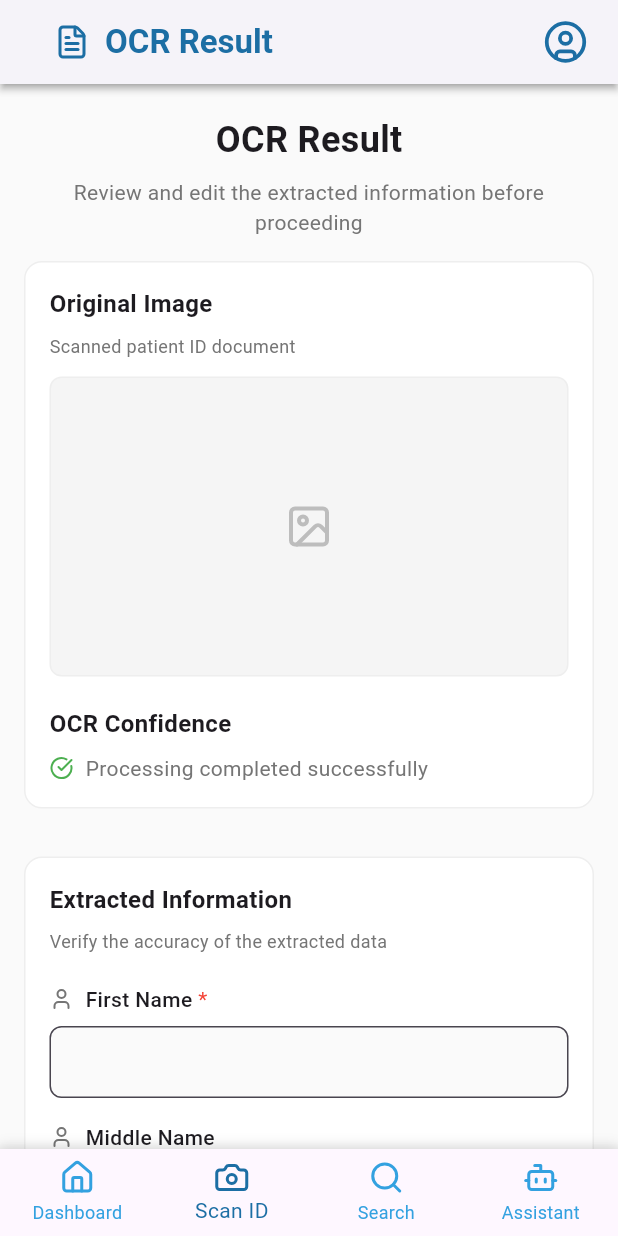
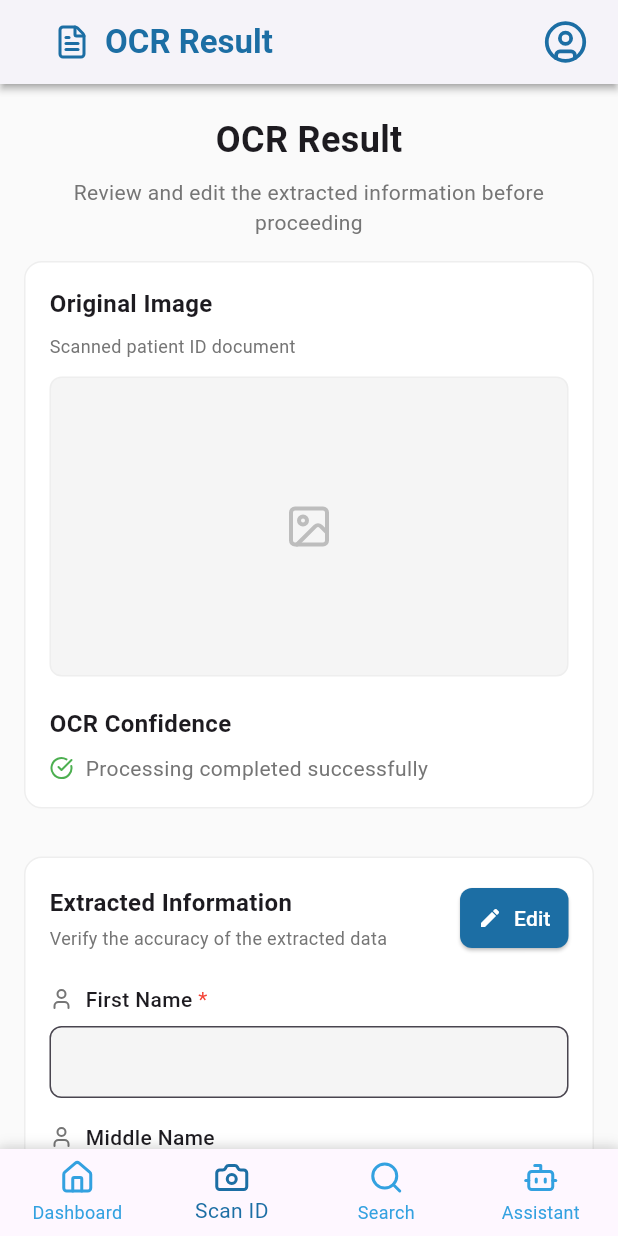
Before and after one commit to itsme-Gen/MedIScan-Flutter, a Flutter app: the OrcResultWithNav screen opened directly, on a phone screen of 412 x 824 dp. Run offline on Flutter 3.47's test engine with Material 3 defaults, Android fonts, the phone set to English and light mode, and no system bars; our stand-ins replace flutter_lucide, image_picker, shared_preferences; accounts and stored records are empty.

Commit message:
integrate the cnn model and ocr

```diff
--- a/lib/api/authentication.dart
+++ b/lib/api/authentication.dart
@@ -4,7 +4,7 @@ import 'package:shared_preferences/shared_preferences.dart';
 
 
 class AuthService {
-  static const String baseUrl = 'http://10.172.22.240:8000';
+  static const String baseUrl = 'http://10.68.118.26:8000';
 
   /// Login user with email and password
   Future<Map<String, dynamic>> login(String email, String password) async {
--- a/lib/api/id_classifier_api.dart
+++ b/lib/api/id_classifier_api.dart
@@ -1,11 +1,11 @@
-// lib/api/id_classifier_api.dart
+
 import 'dart:convert';
 import 'dart:io';
 import 'package:http/http.dart' as http;
 
 class IdClassifierApi {
   //Replace this with your local IP or deployed server IP
-  static const String _baseUrl = "http://10.172.22.240:5050";
+  static const String _baseUrl = "http://10.68.118.26:5050";
 
   /// Sends an image to the Flask /classify endpoint
   static Future<Map<String, dynamic>> classifyId(File imageFile) async {
--- a/lib/api/philid_api.dart
+++ b/lib/api/philid_api.dart
@@ -4,7 +4,7 @@ import 'package:http/http.dart' as http;
 
 class PhilIdApi {
   // Replace with your Flask server IP (not localhost if using emulator)
-  static const String baseUrl = "http://10.172.22.240:5000"; // your Flask server IP
+  static const String baseUrl = "http://10.68.118.26:5000"; // your Flask server IP
 
   /// Uploads the PhilID image to Flask for OCR extraction
   static Future<Map<String, dynamic>> extractInfo(File imageFile) async {
--- a/lib/api/register.dart
+++ b/lib/api/register.dart
@@ -2,7 +2,7 @@ import 'dart:convert';
 import 'package:http/http.dart' as http;
 
 class RegisterService {
-  final String baseUrl = 'http://10.172.22.240:8000';
+  final String baseUrl = 'http://10.68.118.26:8000';
 
   Future<Map<String, dynamic>> registerUser({
     required String firstName,
--- a/lib/screens/ORC_Result.dart
+++ b/lib/screens/ORC_Result.dart
@@ -7,7 +7,7 @@ import 'package:medi_scan_mobile/widget/bottomNav.dart';
 
 class OrcResultWithNav extends StatelessWidget {
   final File? imageFile;
-  final Map<String, dynamic>? result; // 👈 result from OCR API
+  final Map<String, dynamic>? result;
   final double? confidence;
 
   const OrcResultWithNav({
@@ -33,7 +33,7 @@ class OrcResultWithNav extends StatelessWidget {
       child: Scaffold(
         body: OrcResult(
           imageFile: imageFile,
-          ocrResult: result, // 👈 Pass the extracted OCR data here
+          ocrResult: result,
         ),
         bottomNavigationBar: Container(
           decoration: BoxDecoration(
@@ -79,7 +79,7 @@ class OrcResultWithNav extends StatelessWidget {
 
 class OrcResult extends StatefulWidget {
   final File? imageFile;
-  final Map<String, dynamic>? ocrResult; // 👈 Add OCR result map
+  final Map<String, dynamic>? ocrResult;
 
   const OrcResult({super.key, this.imageFile, this.ocrResult});
 
@@ -89,12 +89,12 @@ class OrcResult extends StatefulWidget {
 
 class _OrcResultState extends State<OrcResult> {
   late Map<String, String> extractedData;
+  bool isEditing = false;
 
   @override
   void initState() {
     super.initState();
 
-    // 👇 Initialize extractedData from OCR result or fallback empty values
     final ocr = widget.ocrResult ?? {};
 
     extractedData = {
@@ -102,7 +102,7 @@ class _OrcResultState extends State<OrcResult> {
       "Middle Name": ocr["middle_name"] ?? "",
       "Last Name": ocr["last_name"] ?? "",
       "ID Number": ocr["id_number"] ?? "",
-      "Birth Date": ocr["birth_date"] ?? "",
+      "Birth Date": ocr["date_of_birth"] ?? "",
       "Gender": ocr["gender"] ?? "",
     };
   }
@@ -156,16 +156,77 @@ class _OrcResultState extends State<OrcResult> {
         TextField(
           controller: controller,
           style: TextStyle(fontSize: 14),
+          readOnly: !isEditing,
           onChanged: (newValue) {
-            extractedData[label] = newValue; // 🔁 Keep map updated
+            extractedData[label] = newValue;
           },
           decoration: InputDecoration(
             border: OutlineInputBorder(borderRadius: BorderRadius.circular(8)),
             contentPadding:
                 EdgeInsets.symmetric(horizontal: 12, vertical: 12),
             filled: true,
-            fillColor: Colors.grey.shade50,
+            fillColor: isEditing ? Colors.white : Colors.grey.shade100,
           ),
+        ),
+        SizedBox(height: 16),
+      ],
+    );
+  }
+
+  // 👇 New: Gender dropdown selector
+  Widget buildGenderSelector(String label, String value, IconData icon) {
+    // Check if the value matches one of the dropdown options
+    String? normalizedValue;
+    if (value.isNotEmpty) {
+      String lowerValue = value.toLowerCase();
+      if (lowerValue.contains('male') && !lowerValue.contains('female')) {
+        normalizedValue = "Male";
+      } else if (lowerValue.contains('female')) {
+        normalizedValue = "Female";
+      } else if (["Male", "Female",].contains(value)) {
+        normalizedValue = value;
+      }
+    }
+
+    String hintText = (value.isNotEmpty && normalizedValue == null)
+        ? value
+        : "Select gender";
+
+    return Column(
+      crossAxisAlignment: CrossAxisAlignment.start,
+      children: [
+        Row(children: [
+          Icon(icon, size: 16, color: Colors.grey.shade600),
+          SizedBox(width: 8),
+          Text(label,
+              style: TextStyle(fontWeight: FontWeight.w500, fontSize: 14)),
+        ]),
+        SizedBox(height: 8),
+        DropdownButtonFormField<String>(
+          value: normalizedValue,
+          isExpanded: true,
+          decoration: InputDecoration(
+            border: OutlineInputBorder(borderRadius: BorderRadius.circular(8)),
+            contentPadding:
+                EdgeInsets.symmetric(horizontal: 12, vertical: 12),
+            filled: true,
+            fillColor: isEditing ? Colors.white : Colors.grey.shade100,
+          ),
+          hint: Text(hintText, style: TextStyle(fontSize: 14, color: Colors.black87)),
+          style: TextStyle(fontSize: 14, color: Colors.black),
+          items: ["Male", "Female",].map((String gender) {
+            return DropdownMenuItem<String>(
+              value: gender,
+              child: Text(gender),
+            );
+          }).toList(),
+          onChanged: isEditing
+              ? (String? newValue) {
+                  setState(() {
+                    extractedData["Gender"] = newValue ?? "";
+                  });
+                }
+              : null,
         ),
         SizedBox(height: 16),
       ],
@@ -239,7 +300,6 @@ class _OrcResultState extends State<OrcResult> {
               ),
             ),
 
-            // Image preview and confidence
             buildCard(Column(
               crossAxisAlignment: CrossAxisAlignment.start,
               children: [
@@ -284,24 +344,67 @@ class _OrcResultState extends State<OrcResult> {
               ],
             )),
 
-            // Extracted Information
             buildCard(Column(
               crossAxisAlignment: CrossAxisAlignment.start,
               children: [
-                Text("Extracted Information",
-                    style:
-                        TextStyle(fontWeight: FontWeight.bold, fontSize: 16)),
-                SizedBox(height: 8),
-                Text("Verify the accuracy of the extracted data",
-                    style:
-                        TextStyle(color: Colors.grey.shade600, fontSize: 12)),
+                Row(
+                  mainAxisAlignment: MainAxisAlignment.spaceBetween,
+                  children: [
+                    Column(
+                      crossAxisAlignment: CrossAxisAlignment.start,
+                      children: [
+                        Text("Extracted Information",
+                            style: TextStyle(
+                                fontWeight: FontWeight.bold, fontSize: 16)),
+                        SizedBox(height: 4),
+                        Text("Verify the accuracy of the extracted data",
+                            style: TextStyle(
+                                color: Colors.grey.shade600, fontSize: 12)),
+                      ],
+                    ),
+                    ElevatedButton.icon(
+                      onPressed: () {
+                        setState(() {
+                          if (isEditing) {
+                            ScaffoldMessenger.of(context).showSnackBar(
+                              SnackBar(
+                                content: Text('Changes saved successfully'),
+                                backgroundColor: Colors.green,
+                                duration: Duration(seconds: 2),
+                              ),
+                            );
+                          }
+                          isEditing = !isEditing;
+                        });
+                      },
+                      icon:Icon(isEditing ? LucideIcons.save : Icons.edit, size: 16),
+                      label: Text(isEditing ? "Save" : "Edit"),
+                      style: ElevatedButton.styleFrom(
+                        backgroundColor: isEditing
+                            ? AppColors.secondary
+                            : AppColors.primary,
+                        foregroundColor: Colors.white,
+                        padding:
+                            EdgeInsets.symmetric(horizontal: 12, vertical: 8),
+                        shape: RoundedRectangleBorder(
+                            borderRadius: BorderRadius.circular(8)),
+                      ),
+                    ),
+                  ],
+                ),
                 SizedBox(height: 20),
-                ...extractedData.entries.map(
-                    (e) => buildTextField(e.key, e.value, getIconForField(e.key))),
+                ...extractedData.entries.map((e) {
+                  if (e.key == "Gender") {
+                    return buildGenderSelector(
+                        e.key, e.value, getIconForField(e.key));
+                  } else {
+                    return buildTextField(
+                        e.key, e.value, getIconForField(e.key));
+                  }
+                }),
               ],
             )),
 
-            // Action Buttons
             Padding(
               padding: EdgeInsets.all(16),
               child: Column(
```
Also changed, not shown: pubspec.lock.
